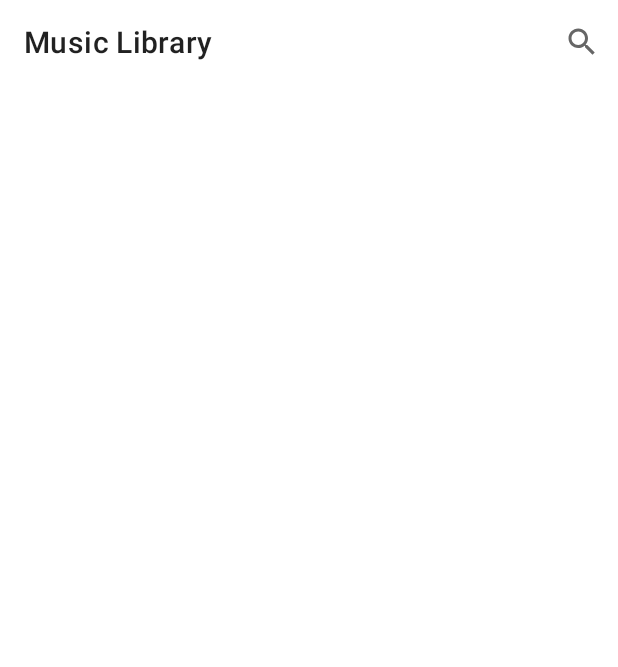
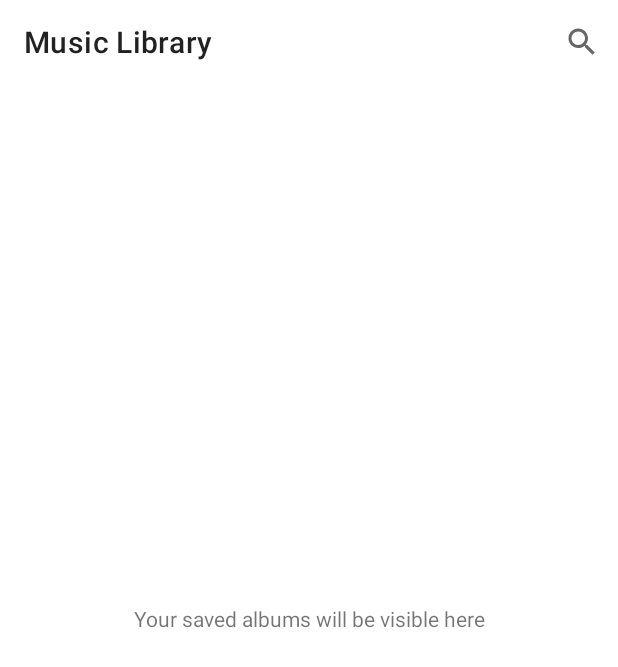
Before and after one commit to shubham08gupta/MusicLibrary, an Android app: the screen it shows after launch (MainActivity), on a phone screen of 412 x 824 dp. Shown: the top 667 px of the screen. Run offline under Robolectric (Android 15) with nearby library versions, the phone set to English and light mode, and no system bars; our stand-ins replace Dagger/Hilt's generated code, Room's generated code, paging; libraries missing offline, so code that uses them is left out: com.jakewharton.retrofit2; pictures from the network do not load.

Commit message:
show local saved albums on the main screen

```diff
--- a/app/src/main/java/com/strings/attached/musiclibrary/data/album/AlbumRepository.kt
+++ b/app/src/main/java/com/strings/attached/musiclibrary/data/album/AlbumRepository.kt
@@ -8,6 +8,7 @@ import com.strings.attached.musiclibrary.data.album.TopAlbumsPagingSource.Compan
 import com.strings.attached.musiclibrary.db.AlbumDao
 import com.strings.attached.musiclibrary.db.TrackDao
 import com.strings.attached.musiclibrary.model.album.Album
+import com.strings.attached.musiclibrary.model.album.AlbumDetail
 import com.strings.attached.musiclibrary.model.album.AlbumWithTracks
 import kotlinx.coroutines.flow.Flow
 import java.io.IOException
@@ -40,6 +41,11 @@ interface AlbumRepository {
      * A method to check if an album is available in the local DB or not
      */
     suspend fun isAlbumAvailableLocally(albumName: String, artistName: String): Boolean
+
+    /***
+     * returns a [Flow] of all the locally saved albums
+     */
+    fun getLocallySavedAlbums(): Flow<List<AlbumDetail>>
 }
 
 @Singleton
@@ -123,4 +129,8 @@ class AlbumRepositoryImpl @Inject constructor(
     override suspend fun isAlbumAvailableLocally(albumName: String, artistName: String): Boolean {
         return albumDao.getAlbumWithTracksDetail(albumName, artistName) != null
     }
+
+    override fun getLocallySavedAlbums(): Flow<List<AlbumDetail>> {
+        return albumDao.getAllAlbums()
+    }
 }
--- a/app/src/main/java/com/strings/attached/musiclibrary/ui/home/HomeFragment.kt
+++ b/app/src/main/java/com/strings/attached/musiclibrary/ui/home/HomeFragment.kt
@@ -4,17 +4,35 @@ import android.os.Bundle
 import android.view.LayoutInflater
 import android.view.View
 import android.view.ViewGroup
+import androidx.core.view.isVisible
 import androidx.fragment.app.Fragment
+import androidx.fragment.app.viewModels
+import androidx.lifecycle.lifecycleScope
 import androidx.navigation.fragment.findNavController
 import com.strings.attached.musiclibrary.R
 import com.strings.attached.musiclibrary.databinding.FragmentHomeBinding
 import dagger.hilt.android.AndroidEntryPoint
+import kotlinx.coroutines.Job
+import kotlinx.coroutines.flow.collect
 
 @AndroidEntryPoint
 class HomeFragment : Fragment() {
 
     private var _binding: FragmentHomeBinding? = null
     private val binding get() = _binding!!
+
+    private val homeViewModel: HomeViewModel by viewModels()
+
+    private var albumDetailJob: Job? = null
+
+    private val adapter = HomeAdapter {
+        findNavController().navigate(
+            HomeFragmentDirections.actionHomeFragmentToAlbumDetailFragment(
+                artistName = it.artistName,
+                albumName = it.albumName
+            )
+        )
+    }
 
     override fun onCreateView(
         inflater: LayoutInflater,
@@ -23,6 +41,17 @@ class HomeFragment : Fragment() {
     ): View {
         _binding = FragmentHomeBinding.inflate(inflater, container, false)
         return binding.root
+    }
+
+    override fun onStart() {
+        super.onStart()
+        albumDetailJob = viewLifecycleOwner.lifecycleScope.launchWhenStarted {
+            homeViewModel.locallySavedAlbumsFlow.collect { albumList ->
+                adapter.submitList(albumList)
+                binding.emptyList.isVisible = albumList.isEmpty()
+                binding.tvTitleLocalAlbums.isVisible = albumList.isNotEmpty()
+            }
+        }
     }
 
     override fun onViewCreated(view: View, savedInstanceState: Bundle?) {
@@ -36,6 +65,12 @@ class HomeFragment : Fragment() {
                 else -> false
             }
         }
+        binding.albumsRv.adapter = adapter
+    }
+
+    override fun onStop() {
+        albumDetailJob?.cancel()
+        super.onStop()
     }
 
     override fun onDestroyView() {
--- /dev/null
+++ b/app/src/main/java/com/strings/attached/musiclibrary/ui/home/HomeViewModel.kt
@@ -0,0 +1,14 @@
+package com.strings.attached.musiclibrary.ui.home
+
+import androidx.lifecycle.ViewModel
+import com.strings.attached.musiclibrary.data.album.AlbumRepository
+import dagger.hilt.android.lifecycle.HiltViewModel
+import javax.inject.Inject
+
+@HiltViewModel
+class HomeViewModel @Inject constructor(
+    albumRepository: AlbumRepository
+) : ViewModel() {
+
+    val locallySavedAlbumsFlow = albumRepository.getLocallySavedAlbums()
+}
--- a/app/src/main/res/layout/fragment_home.xml
+++ b/app/src/main/res/layout/fragment_home.xml
@@ -16,4 +16,43 @@
         app:menu="@menu/menu"
         app:title="@string/title_home" />
 
+    <TextView
+        android:id="@+id/tvTitleLocalAlbums"
+        android:layout_width="0dp"
+        android:layout_height="wrap_content"
+        android:paddingStart="16dp"
+        android:paddingTop="8dp"
+        android:paddingEnd="16dp"
+        android:text="@string/title_local_albums"
+        android:textAppearance="?textAppearanceHeadline5"
+        app:layout_constraintEnd_toEndOf="parent"
+        app:layout_constraintHorizontal_bias="0.0"
+        app:layout_constraintStart_toStartOf="parent"
+        app:layout_constraintTop_toBottomOf="@+id/toolbar" />
+
+    <androidx.recyclerview.widget.RecyclerView
+        android:id="@+id/albumsRv"
+        android:layout_width="0dp"
+        android:layout_height="0dp"
+        android:padding="16dp"
+        android:scrollbars="vertical"
+        app:layoutManager="androidx.recyclerview.widget.LinearLayoutManager"
+        app:layout_constraintBottom_toBottomOf="parent"
+        app:layout_constraintEnd_toEndOf="parent"
+        app:layout_constraintStart_toStartOf="parent"
+        app:layout_constraintTop_toBottomOf="@+id/tvTitleLocalAlbums"
+        tools:listitem="@layout/item_album_view" />
+
+    <TextView
+        android:id="@+id/emptyList"
+        android:layout_width="wrap_content"
+        android:layout_height="wrap_content"
+        android:layout_gravity="center"
+        android:text="@string/message_no_album_available_locally"
+        android:visibility="gone"
+        app:layout_constraintBottom_toBottomOf="parent"
+        app:layout_constraintEnd_toEndOf="parent"
+        app:layout_constraintStart_toStartOf="parent"
+        app:layout_constraintTop_toTopOf="parent"
+        tools:visibility="visible" />
 </androidx.constraintlayout.widget.ConstraintLayout>
--- a/app/src/main/res/values/strings.xml
+++ b/app/src/main/res/values/strings.xml
@@ -5,6 +5,8 @@
     <string name="message_artist_search">Search for an artist</string>
     <string name="retry">Retry</string>
     <string name="no_results">No results 😓</string>
+    <string name="message_no_album_available_locally">Your saved albums will be visible here</string>
+    <string name="title_local_albums">Your albums</string>
     <plurals name="play_count">
         <item quantity="one">%d play</item>
         <item quantity="other">%d plays</item>
@@ -13,7 +15,7 @@
         <item quantity="one">%s listener</item>
         <item quantity="other">%s listeners</item>
     </plurals>
-    <plurals name="tracks_count" >
+    <plurals name="tracks_count">
         <item quantity="one">%d track</item>
         <item quantity="other">%d tracks</item>
     </plurals>
```
Also changed, not shown: app/src/main/java/com/strings/attached/musiclibrary/ui/home/HomeAdapter.kt (added, +64 -0 lines).
